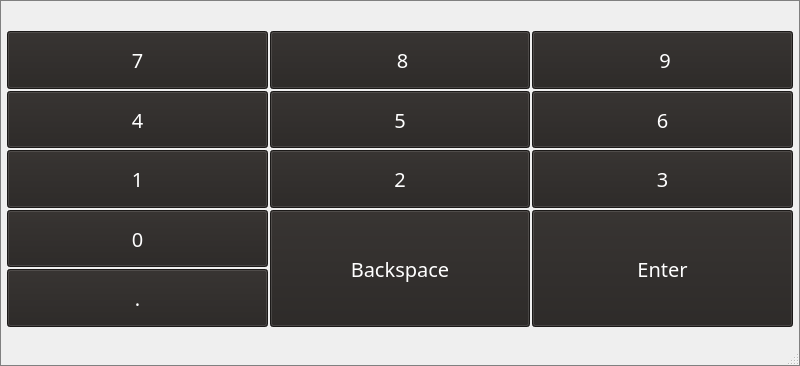
Qt form QtGuiApplication3/SoftKeyboard_dll/SoftKeyboard_dll/SoftKeyboard.ui (FlowWaterMe/myplot) before a commit.
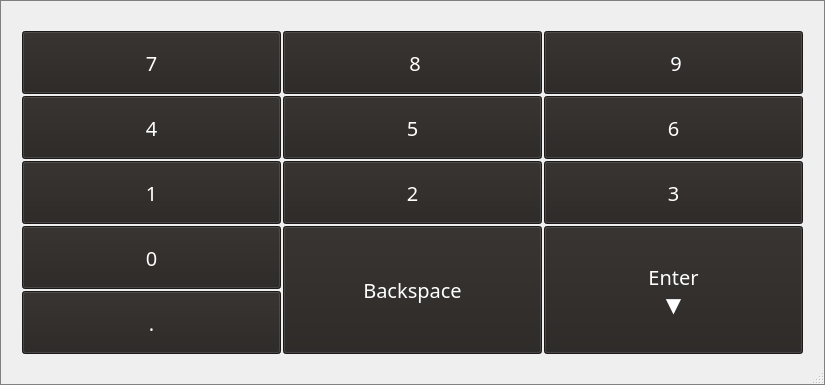
The same form after that commit. The open tabs and pages were chosen to show the change.

Patch:
```diff
--- a/QtGuiApplication3/SoftKeyboard_dll/SoftKeyboard_dll/SoftKeyboard.ui
+++ b/QtGuiApplication3/SoftKeyboard_dll/SoftKeyboard_dll/SoftKeyboard.ui
@@ -6,8 +6,8 @@
    <rect>
     <x>0</x>
     <y>0</y>
-    <width>800</width>
-    <height>366</height>
+    <width>825</width>
+    <height>385</height>
    </rect>
   </property>
   <property name="minimumSize">
@@ -58,25 +58,7 @@
    <bool>false</bool>
   </property>
   <layout class="QGridLayout" name="gridLayout">
-   <property name="leftMargin">
-    <number>6</number>
-   </property>
-   <property name="topMargin">
-    <number>30</number>
-   </property>
-   <property name="rightMargin">
-    <number>6</number>
-   </property>
-   <property name="bottomMargin">
-    <number>30</number>
-   </property>
-   <property name="horizontalSpacing">
-    <number>0</number>
-   </property>
-   <property name="verticalSpacing">
-    <number>2</number>
-   </property>
-   <item row="3" column="0">
+   <item row="0" column="0">
     <widget class="QStackedWidget" name="stackedWidget">
      <property name="acceptDrops">
       <bool>false</bool>
@@ -2861,27 +2843,18 @@
      </widget>
      <widget class="QWidget" name="page_num">
       <layout class="QGridLayout" name="gridLayout_3">
-       <property name="leftMargin">
-        <number>1</number>
-       </property>
        <property name="topMargin">
-        <number>1</number>
-       </property>
-       <property name="rightMargin">
-        <number>1</number>
+        <number>20</number>
        </property>
        <property name="bottomMargin">
-        <number>9</number>
+        <number>20</number>
        </property>
-       <property name="spacing">
-        <number>3</number>
-       </property>
-       <item row="0" column="0" colspan="2">
+       <item row="0" column="0">
         <layout class="QGridLayout" name="keyboardPanel_number">
          <property name="spacing">
           <number>2</number>
          </property>
-         <item row="3" column="3" rowspan="2">
+         <item row="5" column="3" rowspan="2">
           <widget class="QPushButton" name="control_Enter_num">
            <property name="sizePolicy">
             <sizepolicy hsizetype="Preferred" vsizetype="Preferred">
@@ -2889,12 +2862,6 @@
              <verstretch>0</verstretch>
             </sizepolicy>
            </property>
-           <property name="minimumSize">
-            <size>
-             <width>80</width>
-             <height>32</height>
-            </size>
-           </property>
            <property name="font">
             <font>
              <family>微软雅黑</family>
@@ -2918,14 +2885,15 @@
 }</string>
            </property>
            <property name="text">
-            <string>Enter</string>
+            <string>Enter
+▼</string>
            </property>
            <property name="autoDefault">
             <bool>false</bool>
            </property>
           </widget>
          </item>
-         <item row="2" column="3">
+         <item row="3" column="3">
           <widget class="QPushButton" name="number_D3">
            <property name="sizePolicy">
             <sizepolicy hsizetype="Preferred" vsizetype="Preferred">
@@ -2969,7 +2937,7 @@
            </property>
           </widget>
          </item>
-         <item row="1" column="3">
+         <item row="2" column="3">
           <widget class="QPushButton" name="number_D6">
            <property name="sizePolicy">
             <sizepolicy hsizetype="Preferred" vsizetype="Preferred">
@@ -3060,6 +3028,50 @@
            </property>
           </widget>
          </item>
+         <item row="2" column="0">
+          <widget class="QPushButton" name="number_D4">
+           <property name="sizePolicy">
+            <sizepolicy hsizetype="Preferred" vsizetype="Preferred">
+             <horstretch>0</horstretch>
+             <verstretch>0</verstretch>
+            </sizepolicy>
+           </property>
+           <property name="minimumSize">
+            <size>
+             <width>36</width>
+             <height>32</height>
+            </size>
+           </property>
+           <property name="font">
+            <font>
+             <family>微软雅黑</family>
+             <pointsize>-1</pointsize>
+             <weight>50</weight>
+             <italic>false</italic>
+             <bold>false</bold>
+            </font>
+           </property>
+           <property name="focusPolicy">
+            <enum>Qt::NoFocus</enum>
+           </property>
+           <property name="whatsThis">
+            <string>4</string>
+           </property>
+           <property name="styleSheet">
+            <string notr="true">QPushButton
+{
+	text-align: center;
+	font:20px
+}</string>
+           </property>
+           <property name="text">
+            <string>4</string>
+           </property>
+           <property name="autoDefault">
+            <bool>false</bool>
+           </property>
+          </widget>
+         </item>
          <item row="0" column="2">
           <widget class="QPushButton" name="number_D8">
            <property name="sizePolicy">
@@ -3104,8 +3116,8 @@
            </property>
           </widget>
          </item>
-         <item row="1" column="0">
-          <widget class="QPushButton" name="number_D4">
+         <item row="3" column="0">
+          <widget class="QPushButton" name="number_D1">
            <property name="sizePolicy">
             <sizepolicy hsizetype="Preferred" vsizetype="Preferred">
              <horstretch>0</horstretch>
@@ -3141,51 +3153,7 @@
 }</string>
            </property>
            <property name="text">
-            <string>4</string>
-           </property>
-           <property name="autoDefault">
-            <bool>false</bool>
-           </property>
-          </widget>
-         </item>
-         <item row="1" column="2">
-          <widget class="QPushButton" name="number_D5">
-           <property name="sizePolicy">
-            <sizepolicy hsizetype="Preferred" vsizetype="Preferred">
-             <horstretch>0</horstretch>
-             <verstretch>0</verstretch>
-            </sizepolicy>
-           </property>
-           <property name="minimumSize">
-            <size>
-             <width>36</width>
-             <height>32</height>
-            </size>
-           </property>
-           <property name="font">
-            <font>
-             <family>微软雅黑</family>
-             <pointsize>-1</pointsize>
-             <weight>50</weight>
-             <italic>false</italic>
-             <bold>false</bold>
-            </font>
-           </property>
-           <property name="focusPolicy">
-            <enum>Qt::NoFocus</enum>
-           </property>
-           <property name="whatsThis">
-            <string>5</string>
-           </property>
-           <property name="styleSheet">
-            <string notr="true">QPushButton
-{
-	text-align: center;
-	font:20px
-}</string>
-           </property>
-           <property name="text">
-            <string>5</string>
+            <string>1</string>
            </property>
            <property name="autoDefault">
             <bool>false</bool>
@@ -3236,95 +3204,95 @@
            </property>
           </widget>
          </item>
-         <item row="3" column="0">
-          <widget class="QPushButton" name="number_D0">
-           <property name="sizePolicy">
-            <sizepolicy hsizetype="Preferred" vsizetype="Preferred">
-             <horstretch>0</horstretch>
-             <verstretch>0</verstretch>
-            </sizepolicy>
-           </property>
-           <property name="minimumSize">
-            <size>
-             <width>36</width>
-             <height>32</height>
-            </size>
-           </property>
-           <property name="font">
-            <font>
-             <family>微软雅黑</family>
-             <pointsize>-1</pointsize>
-             <weight>50</weight>
-             <italic>false</italic>
-             <bold>false</bold>
-            </font>
-           </property>
-           <property name="focusPolicy">
-            <enum>Qt::NoFocus</enum>
-           </property>
-           <property name="whatsThis">
-            <string>10</string>
-           </property>
-           <property name="styleSheet">
-            <string notr="true">QPushButton
-{
-	text-align: center;
-	font:20px
-}</string>
-           </property>
-           <property name="text">
-            <string>0</string>
-           </property>
-           <property name="autoDefault">
-            <bool>false</bool>
-           </property>
-          </widget>
-         </item>
-         <item row="2" column="0">
-          <widget class="QPushButton" name="number_D1">
-           <property name="sizePolicy">
-            <sizepolicy hsizetype="Preferred" vsizetype="Preferred">
-             <horstretch>0</horstretch>
-             <verstretch>0</verstretch>
-            </sizepolicy>
-           </property>
-           <property name="minimumSize">
-            <size>
-             <width>36</width>
-             <height>32</height>
-            </size>
-           </property>
-           <property name="font">
-            <font>
-             <family>微软雅黑</family>
-             <pointsize>-1</pointsize>
-             <weight>50</weight>
-             <italic>false</italic>
-             <bold>false</bold>
-            </font>
-           </property>
-           <property name="focusPolicy">
-            <enum>Qt::NoFocus</enum>
-           </property>
-           <property name="whatsThis">
-            <string>1</string>
-           </property>
-           <property name="styleSheet">
-            <string notr="true">QPushButton
-{
-	text-align: center;
-	font:20px
-}</string>
-           </property>
-           <property name="text">
-            <string>1</string>
-           </property>
-           <property name="autoDefault">
-            <bool>false</bool>
-           </property>
-          </widget>
-         </item>
          <item row="2" column="2">
+          <widget class="QPushButton" name="number_D5">
+           <property name="sizePolicy">
+            <sizepolicy hsizetype="Preferred" vsizetype="Preferred">
+             <horstretch>0</horstretch>
+             <verstretch>0</verstretch>
+            </sizepolicy>
+           </property>
+           <property name="minimumSize">
+            <size>
+             <width>36</width>
+             <height>32</height>
+            </size>
+           </property>
+           <property name="font">
+            <font>
+             <family>微软雅黑</family>
+             <pointsize>-1</pointsize>
+             <weight>50</weight>
+             <italic>false</italic>
+             <bold>false</bold>
+            </font>
+           </property>
+           <property name="focusPolicy">
+            <enum>Qt::NoFocus</enum>
+           </property>
+           <property name="whatsThis">
+            <string>5</string>
+           </property>
+           <property name="styleSheet">
+            <string notr="true">QPushButton
+{
+	text-align: center;
+	font:20px
+}</string>
+           </property>
+           <property name="text">
+            <string>5</string>
+           </property>
+           <property name="autoDefault">
+            <bool>false</bool>
+           </property>
+          </widget>
+         </item>
+         <item row="5" column="0">
+          <widget class="QPushButton" name="number_D0">
+           <property name="sizePolicy">
+            <sizepolicy hsizetype="Preferred" vsizetype="Preferred">
+             <horstretch>0</horstretch>
+             <verstretch>0</verstretch>
+            </sizepolicy>
+           </property>
+           <property name="minimumSize">
+            <size>
+             <width>36</width>
+             <height>32</height>
+            </size>
+           </property>
+           <property name="font">
+            <font>
+             <family>微软雅黑</family>
+             <pointsize>-1</pointsize>
+             <weight>50</weight>
+             <italic>false</italic>
+             <bold>false</bold>
+            </font>
+           </property>
+           <property name="focusPolicy">
+            <enum>Qt::NoFocus</enum>
+           </property>
+           <property name="whatsThis">
+            <string>10</string>
+           </property>
+           <property name="styleSheet">
+            <string notr="true">QPushButton
+{
+	text-align: center;
+	font:20px
+}</string>
+           </property>
+           <property name="text">
+            <string>0</string>
+           </property>
+           <property name="autoDefault">
+            <bool>false</bool>
+           </property>
+          </widget>
+         </item>
+         <item row="3" column="2">
           <widget class="QPushButton" name="number_D2">
            <property name="sizePolicy">
             <sizepolicy hsizetype="Preferred" vsizetype="Preferred">
@@ -3368,7 +3336,7 @@
            </property>
           </widget>
          </item>
-         <item row="4" column="0">
+         <item row="6" column="0">
           <widget class="QPushButton" name="symbol_GreaterPeriod_num">
            <property name="sizePolicy">
             <sizepolicy hsizetype="Preferred" vsizetype="Preferred">
@@ -3412,7 +3380,7 @@
            </property>
           </widget>
          </item>
-         <item row="3" column="2" rowspan="2">
+         <item row="5" column="2" rowspan="2">
           <widget class="QPushButton" name="control_Backspace_num">
            <property name="sizePolicy">
             <sizepolicy hsizetype="Preferred" vsizetype="Preferred">
```
Left out of the diff: 1872 changed lines with no effect on the pictures.
